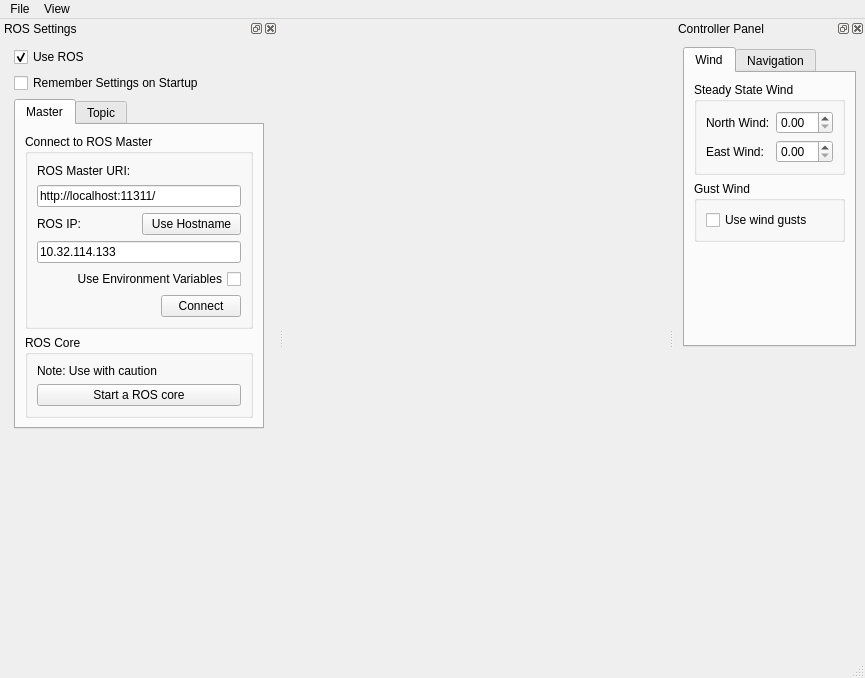
mjhaskell/EE_674, file uav_sim/ui/mainwindow.ui: the form before one commit.
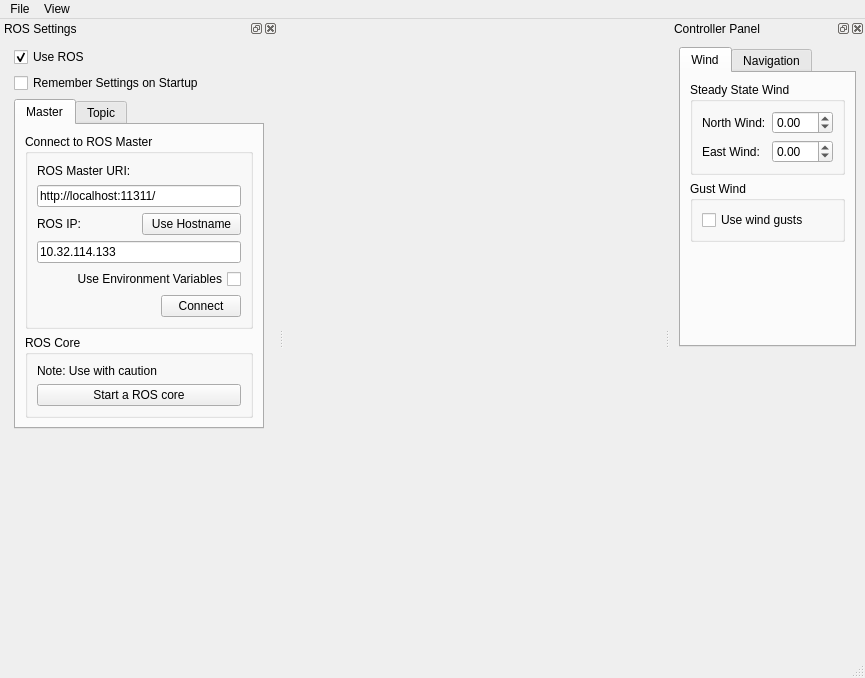
The form after the commit. Icons and pictures are not drawn.

What changed in the file:
```diff
--- a/uav_sim/ui/mainwindow.ui
+++ b/uav_sim/ui/mainwindow.ui
@@ -516,7 +516,14 @@
              </widget>
             </item>
             <item row="0" column="1">
-             <widget class="QDoubleSpinBox" name="wn_spin"/>
+             <widget class="QDoubleSpinBox" name="wn_spin">
+              <property name="minimum">
+               <double>-30.000000000000000</double>
+              </property>
+              <property name="maximum">
+               <double>30.000000000000000</double>
+              </property>
+             </widget>
             </item>
             <item row="1" column="0">
              <widget class="QLabel" name="label_17">
@@ -526,7 +533,14 @@
              </widget>
             </item>
             <item row="1" column="1">
-             <widget class="QDoubleSpinBox" name="we_spin"/>
+             <widget class="QDoubleSpinBox" name="we_spin">
+              <property name="minimum">
+               <double>-30.000000000000000</double>
+              </property>
+              <property name="maximum">
+               <double>30.000000000000000</double>
+              </property>
+             </widget>
             </item>
            </layout>
           </widget>
```
